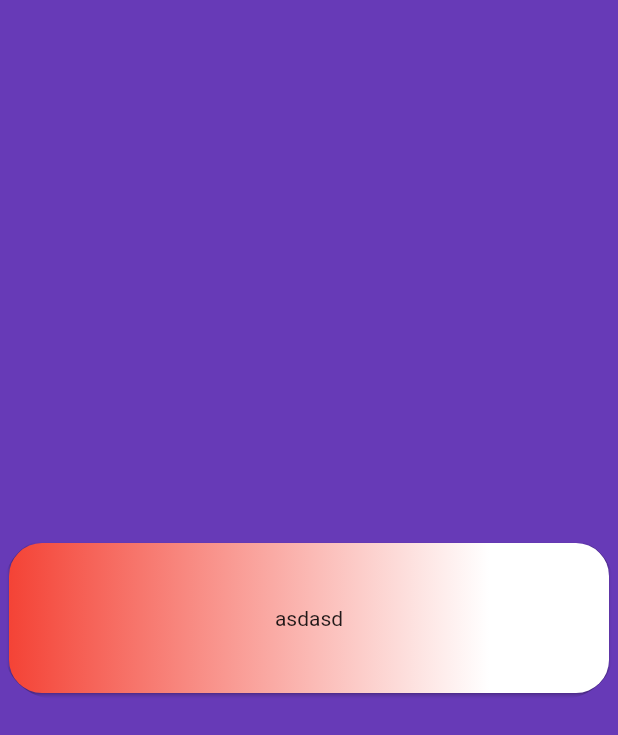
After one commit to Kennylau1022/fyp_translation_apps, a Flutter app: the DX screen opened directly, on a phone screen of 412 x 824 dp. The commit adds this screen. Shown: the top 735 px of the screen. Run offline on Flutter 3.47's test engine with Material 2 defaults, Android fonts, the phone set to English and light mode, and no system bars; our stand-ins replace flutter_advanced_drawer, flutter_swiper, unicons.

Commit message:
button and design change

```diff
--- a/lib/pages/home.dart
+++ b/lib/pages/home.dart
@@ -153,7 +153,7 @@ class _HomeState extends State<Home> {
         floatingActionButtonLocation: FloatingActionButtonLocation.centerDocked,
         bottomNavigationBar: BottomAppBar(
           shape: CircularNotchedRectangle(),
-          notchMargin: 10,
+          notchMargin: 5, //origin 10
           child: Container(
             height: 60,
             child: Row(
--- /dev/null
+++ b/lib/test.dart
@@ -0,0 +1,41 @@
+import 'pages/home.dart';
+import 'package:flutter/material.dart';
+
+class DX extends StatelessWidget {
+  const DX({Key? key}) : super(key: key);
+
+  @override
+  Widget build(BuildContext context) {
+    return Scaffold(
+      backgroundColor: Colors.deepPurple,
+      body: Center(
+        child: ClipRRect(
+          borderRadius: BorderRadius.circular(35), //* you can  increase it
+          child: Card(
+            color: Colors
+                .transparent, //* or set the bg Color and remove [ClipRRect]
+            child: Container(
+              width: 400,
+              height: 100,
+              // margin: EdgeInsets.all(5),
+
+              decoration: BoxDecoration(
+               border: Border.all(width: 0, color: Colors.transparent),
+                borderRadius: BorderRadius.circular(22),
+                gradient: LinearGradient(
+                  colors: [
+                    Colors.red,
+                    // cardBorderColor,
+                    Theme.of(context).colorScheme.surface,
+                  ],
+                  stops: [0, 0.8],
+                ),
+              ),
+              child: Center(child: Text("asdasd")),
+            ),
+          ),
+        ),
+      ),
+    );
+  }
+}
--- a/pubspec.yaml
+++ b/pubspec.yaml
@@ -39,7 +39,6 @@ dependencies:
   unicons: ^2.1.0
   flutter_swiper: ^1.1.6
   flutter_advanced_drawer: ^1.3.2
-  salomon_bottom_bar: ^3.3.1
 
 dev_dependencies:
   flutter_test:
```
Also changed, not shown: lib/pages/HomePage.dart (+77 -13 lines), pubspec.lock.
